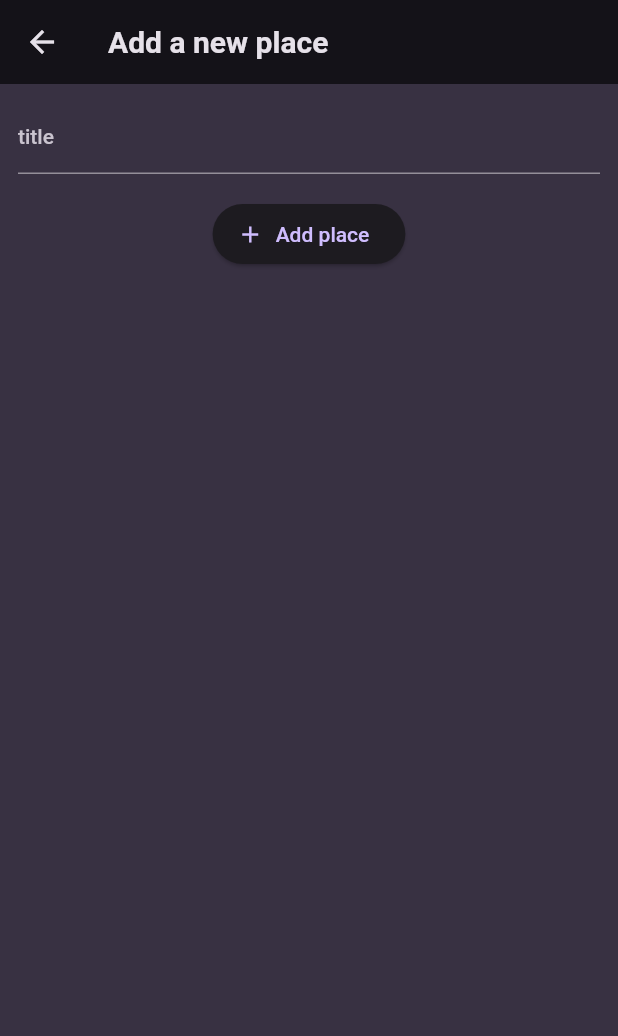
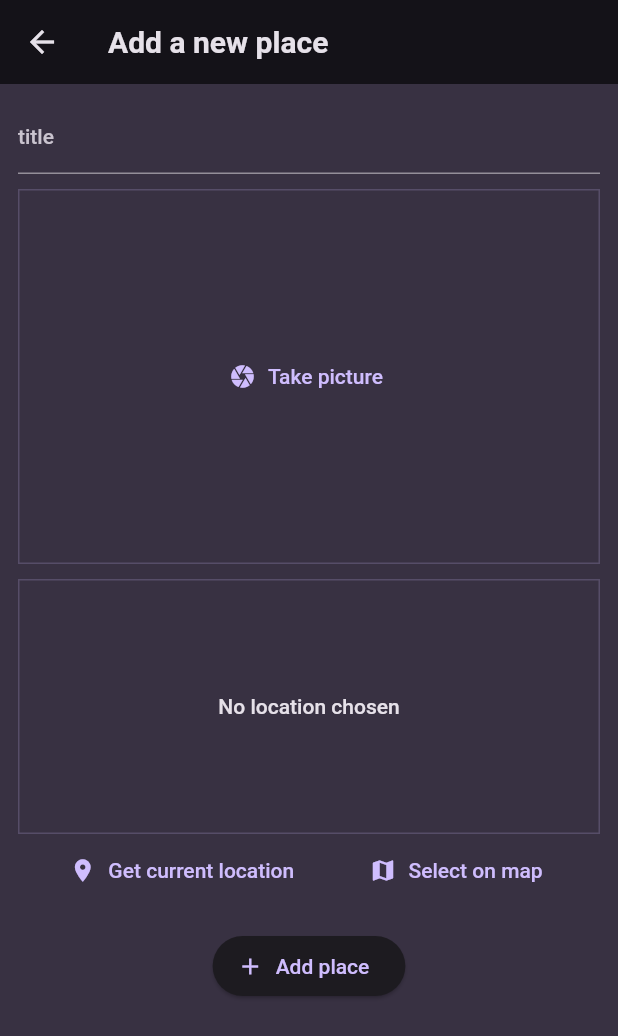
Before and after one commit to IsobeHiroshi/flutter-favorite-places, a Flutter app: the AddPlaceScreen screen opened directly, on a phone screen of 412 x 824 dp. Shown: the top 1036 px of the screen. Run offline on Flutter 3.47's test engine with Material 2 defaults, Android fonts, the phone set to English and light mode, and no system bars; our stand-ins replace flutter_riverpod, google_fonts, image_picker, location.

Commit message:
Enable getting the current location

```diff
--- a/lib/models/place.dart
+++ b/lib/models/place.dart
@@ -1,3 +1,5 @@
+import 'dart:io';
+
 import 'package:uuid/uuid.dart';
 
 const uuid = Uuid();
@@ -5,8 +7,10 @@ const uuid = Uuid();
 class Place {
   final String id;
   final String title;
+  final File image;
 
   Place({
     required this.title,
+    required this.image,
   }) : id = uuid.v4();
 }
--- a/lib/providers/user_paces.dart
+++ b/lib/providers/user_paces.dart
@@ -1,11 +1,13 @@
+import 'dart:io';
+
 import 'package:favorite_places/models/place.dart';
 import 'package:flutter_riverpod/flutter_riverpod.dart';
 
 class UserPlacesNotifier extends StateNotifier<List<Place>> {
   UserPlacesNotifier() : super(const []); // Must not be mutated
 
-  void addPlace(String title) {
-    final newPlace = Place(title: title);
+  void addPlace(String title, File image) {
+    final newPlace = Place(title: title, image: image);
     state = [newPlace, ...state];
   }
 }
--- a/lib/screens/add_place.dart
+++ b/lib/screens/add_place.dart
@@ -1,4 +1,8 @@
+import 'dart:io';
+
 import 'package:favorite_places/providers/user_paces.dart';
+import 'package:favorite_places/widgets/image_input.dart';
+import 'package:favorite_places/widgets/location_input.dart';
 import 'package:flutter/material.dart';
 import 'package:flutter_riverpod/flutter_riverpod.dart';
 
@@ -13,16 +17,20 @@ class AddPlaceScreen extends ConsumerStatefulWidget {
 
 class _AddPlaceScreenState extends ConsumerState<AddPlaceScreen> {
   final _titleController = TextEditingController();
+  File? _selectedImage;
 
   void _savePlace() {
     final enteredTitle = _titleController.text;
 
-    if (enteredTitle.isEmpty) {
+    if (enteredTitle.isEmpty || _selectedImage == null) {
       // null check is redundant
       return;
     }
 
-    ref.read(userPlacesProvider.notifier).addPlace(enteredTitle);
+    ref.read(userPlacesProvider.notifier).addPlace(
+          enteredTitle,
+          _selectedImage!,
+        );
 
     Navigator.of(context).pop();
   }
@@ -52,6 +60,14 @@ class _AddPlaceScreenState extends ConsumerState<AddPlaceScreen> {
                 color: Theme.of(context).colorScheme.onBackground,
               ),
             ),
+            const SizedBox(height: 10),
+            ImageInput(
+              onPickImage: (image) {
+                _selectedImage = image;
+              },
+            ),
+            const SizedBox(height: 10),
+            const LocationInput(),
             const SizedBox(height: 16),
             ElevatedButton.icon(
               onPressed: _savePlace,
--- /dev/null
+++ b/lib/widgets/image_input.dart
@@ -0,0 +1,73 @@
+import 'dart:io';
+import 'package:flutter/material.dart';
+import 'package:image_picker/image_picker.dart';
+
+class ImageInput extends StatefulWidget {
+  const ImageInput({
+    super.key,
+    required this.onPickImage,
+  });
+
+  final void Function(File image) onPickImage;
+
+  @override
+  State<ImageInput> createState() {
+    return _ImageInputState();
+  }
+}
+
+class _ImageInputState extends State<ImageInput> {
+  File? _selectedImage;
+
+  void _takePicture() async {
+    final imagePicker = ImagePicker();
+    final pickedImage = await imagePicker.pickImage(
+      source: ImageSource.camera,
+      maxWidth: 600,
+    );
+
+    if (pickedImage == null) {
+      return;
+    }
+
+    setState(() {
+      _selectedImage = File(pickedImage.path);
+    });
+
+    widget.onPickImage(_selectedImage!);
+  }
+
+  @override
+  Widget build(BuildContext context) {
+    Widget content = TextButton.icon(
+      icon: const Icon(Icons.camera),
+      label: const Text('Take picture'),
+      onPressed: _takePicture,
+    );
+
+    if (_selectedImage != null) {
+      content = GestureDetector(
+        onTap: _takePicture,
+        child: Image.file(
+          _selectedImage!,
+          fit: BoxFit.cover,
+          width: double.infinity,
+          height: double.infinity,
+        ),
+      );
+    }
+
+    return Container(
+      decoration: BoxDecoration(
+        border: Border.all(
+          width: 1,
+          color: Theme.of(context).colorScheme.primary.withOpacity(0.2),
+        ),
+      ),
+      height: 250,
+      width: double.infinity,
+      alignment: Alignment.center,
+      child: content,
+    );
+  }
+}
--- /dev/null
+++ b/lib/widgets/location_input.dart
@@ -0,0 +1,100 @@
+import 'package:flutter/material.dart';
+import 'package:location/location.dart';
+
+class LocationInput extends StatefulWidget {
+  const LocationInput({super.key});
+
+  @override
+  State<LocationInput> createState() {
+    return _LocationInputState();
+  }
+}
+
+class _LocationInputState extends State<LocationInput> {
+  Location? _pickedLocation;
+  var _isGettingLocation = false;
+
+  void _getCurrentLocation() async {
+    Location location = Location();
+
+    bool serviceEnabled;
+    PermissionStatus permissionGranted;
+    LocationData locationData;
+
+    serviceEnabled = await location.serviceEnabled();
+    if (!serviceEnabled) {
+      serviceEnabled = await location.requestService();
+      if (!serviceEnabled) {
+        return;
+      }
+    }
+
+    permissionGranted = await location.hasPermission();
+    if (permissionGranted == PermissionStatus.denied) {
+      permissionGranted = await location.requestPermission();
+      if (permissionGranted != PermissionStatus.granted) {
+        return;
+      }
+    }
+
+    setState(() {
+      _isGettingLocation = true;
+    });
+
+    locationData = await location.getLocation();
+
+    setState(() {
+      _isGettingLocation = false;
+    });
+
+    print(locationData.latitude);
+    print(locationData.longitude);
+  }
+
+  @override
+  Widget build(BuildContext context) {
+    Widget previewContent = Text(
+      'No location chosen',
+      textAlign: TextAlign.center,
+      style: Theme.of(context).textTheme.bodyLarge!.copyWith(
+            color: Theme.of(context).colorScheme.onBackground,
+          ),
+    );
+
+    if (_isGettingLocation) {
+      previewContent = const CircularProgressIndicator();
+    }
+
+    return Column(
+      children: [
+        Container(
+          height: 170,
+          width: double.infinity,
+          alignment: Alignment.center,
+          decoration: BoxDecoration(
+            border: Border.all(
+              width: 1,
+              color: Theme.of(context).colorScheme.primary.withOpacity(0.2),
+            ),
+          ),
+          child: previewContent,
+        ),
+        Row(
+          mainAxisAlignment: MainAxisAlignment.spaceEvenly,
+          children: [
+            TextButton.icon(
+              icon: const Icon(Icons.location_on),
+              label: const Text('Get current location'),
+              onPressed: _getCurrentLocation,
+            ),
+            TextButton.icon(
+              icon: const Icon(Icons.map),
+              label: const Text('Select on map'),
+              onPressed: () {},
+            ),
+          ],
+        ),
+      ],
+    );
+  }
+}
--- a/pubspec.yaml
+++ b/pubspec.yaml
@@ -38,6 +38,12 @@ dependencies:
   google_fonts: ^5.0.0
   uuid: ^3.0.7
   flutter_riverpod: ^2.3.6
+  image_picker: ^0.8.8
+  location:
+    git:
+      url: git@github.com:asaarnak/flutterlocation.git
+      ref: patch-1
+      path: packages/location
 
 dev_dependencies:
   flutter_test:
```
Also changed, not shown: lib/screens/places.dart (+5 -2 lines), lib/screens/places_details.dart (+30 -0 lines), lib/widgets/places_list.dart (+15 -0 lines), pubspec.lock, 6 other files.
